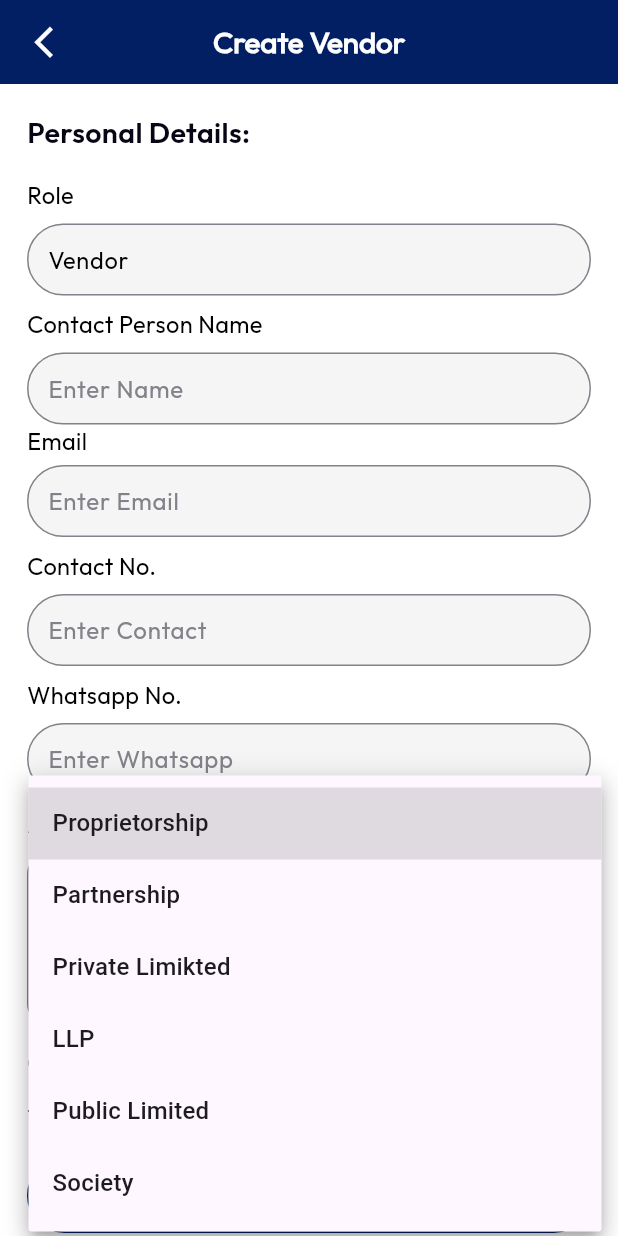
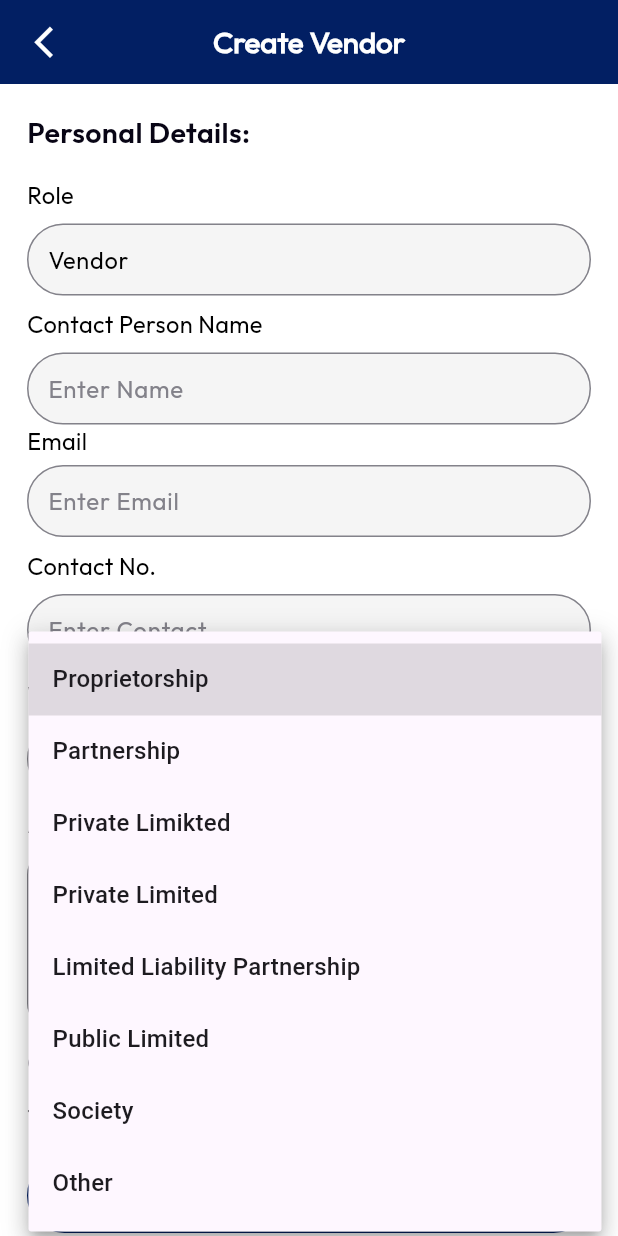
Before and after one commit to Mehnajkhatoon0321/Shef_ERP, a Flutter app: the VendorEdit screen opened directly, after a tap on "Select Type", on a phone screen of 412 x 824 dp. Run offline on Flutter 3.47's test engine with Material 3 defaults, Android fonts, the phone set to English and light mode, and no system bars; our stand-ins replace bloc, connectivity_plus, dio, file_picker, flutter_animate, flutter_bloc and 6 more; missing offline and left inert: flutter_pdfview; accounts and stored records are empty.

Commit message:
correct all this

```diff
--- a/lib/screen/master/master_list/vendor_edit.dart
+++ b/lib/screen/master/master_list/vendor_edit.dart
@@ -303,15 +303,16 @@ class _VendorEditState extends State<VendorEdit> {
 
   Map<String, dynamic> personalData = {};
   Map<String, dynamic> bankData = {};
-  List<dynamic> types = [
+  List<String> types = [
     "Proprietorship",
     "Partnership",
     "Private Limikted",
-    "LLP",
+    "Private Limited",
+    "Limited Liability Partnership",
     "Public Limited",
-    "Society"
+    "Society",
+    "Other"
   ];
-
   @override
   Widget build(BuildContext context) {
     return MediaQuery(
@@ -688,7 +689,10 @@ class _VendorEditState extends State<VendorEdit> {
                           child: DropdownButton<String?>(
                             key: _typeKey,
                             focusNode: _typeFocusNode,
-                            value: selectedCategoryItem,
+                            value:
+
+
+                            types.contains(selectedCategoryItem) ? selectedCategoryItem : null,
                             hint: const Text(
                               "Select Type",
                               style: FTextStyle.formhintTxtStyle,
--- a/lib/screen/master/master_list/vendor_view.dart
+++ b/lib/screen/master/master_list/vendor_view.dart
@@ -476,10 +476,7 @@ class _VendorViewState extends State<VendorView> {
   //       );
   //
   //     default:
-  //       return const Text('Unsupported file type.');
-  //   }
-  // }
-
+  //       return const Text('Unsupported file ty
 
 
 }
```
